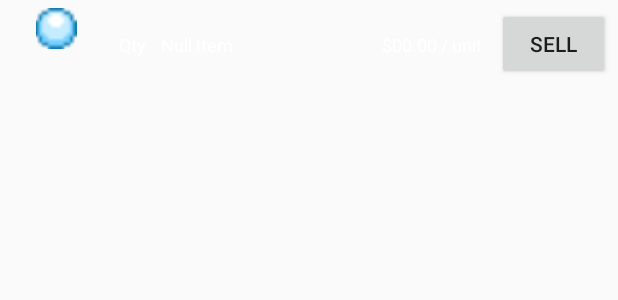
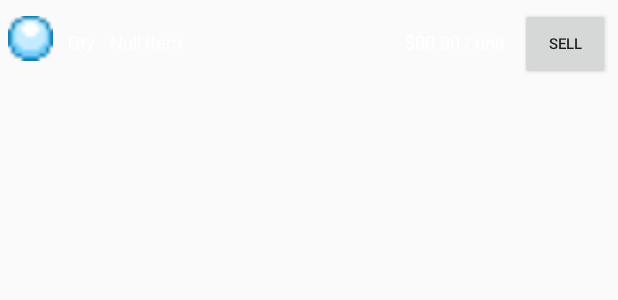
Before and after one commit to kellyegammons/SpaceMiner, an Android app: the layout inventory_slot.xml on its own in the app's theme, with its tools: preview values and no code run, on a phone screen of 412 x 824 dp. Shown: the top 300 px of the screen. Run offline under Robolectric (Android 15) with nearby library versions, the phone set to English and light mode, and no system bars.

Commit message:
update ui

```diff
--- a/app/src/main/res/layout/activity_inventory.xml
+++ b/app/src/main/res/layout/activity_inventory.xml
@@ -5,7 +5,7 @@
     android:layout_width="match_parent"
     android:layout_height="match_parent"
     android:background="@color/darkBlue2"
-    android:padding="20dp"
+    android:padding="10dp"
     tools:context=".InventoryActivity">
 
 
--- a/app/src/main/res/layout/inventory_slot.xml
+++ b/app/src/main/res/layout/inventory_slot.xml
@@ -19,11 +19,9 @@
 
             <ImageView
                 android:id="@+id/viewItemImage"
-                android:layout_width="wrap_content"
-                android:layout_height="wrap_content"
+                android:layout_width="40dp"
+                android:layout_height="40dp"
                 android:contentDescription="@string/descItemImage"
-                android:minHeight="27sp"
-                android:minWidth="74sp"
                 android:paddingEnd="10dp"
                 android:paddingStart="0dp"
                 android:scaleType="fitCenter"
@@ -51,7 +49,7 @@
 
             <TextView
                 android:id="@+id/viewItemValue"
-                android:layout_width="wrap_content"
+                android:layout_width="0dp"
                 android:layout_height="wrap_content"
                 android:layout_weight="1"
                 android:paddingEnd="10dp"
@@ -63,8 +61,9 @@
 
             <Button
                 android:id="@+id/buttonSell"
-                android:layout_width="75dp"
+                android:layout_width="60dp"
                 android:layout_height="wrap_content"
+                android:textSize="10sp"
                 android:text="@string/buttonSell" />
 
 
```
